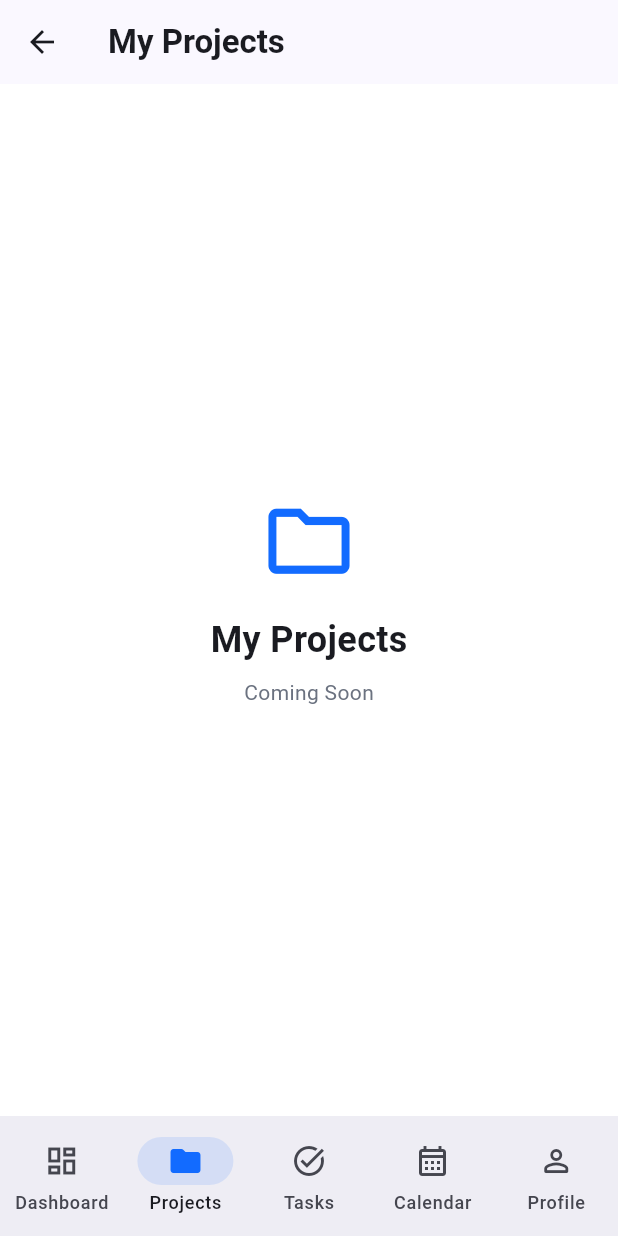
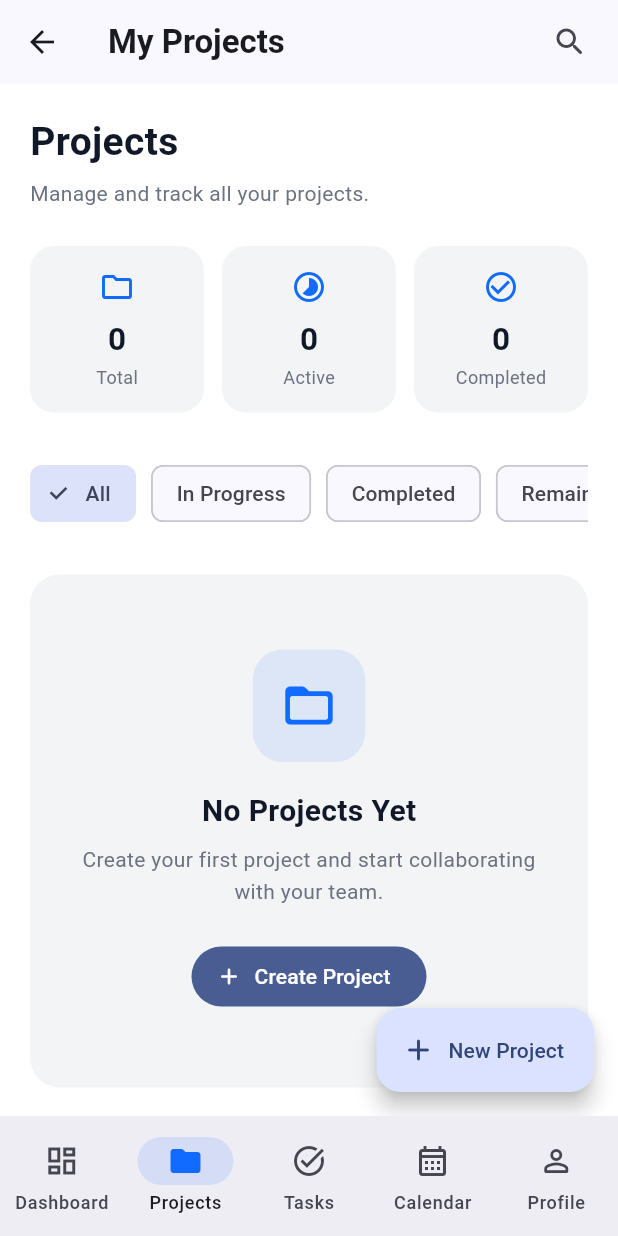
Before and after one commit to faraaz-ahmmed/projexa, a Flutter app: the MainNavigationScreen screen opened by its route, item 2 of the bottom bar chosen, on a phone screen of 412 x 824 dp. Run offline on Flutter 3.47's test engine with Material 3 defaults, Android fonts, the phone set to English and light mode, and no system bars; our stand-ins replace cloud_firestore, firebase_auth, firebase_core; accounts and stored records are empty.

Commit message:
my project screen

```diff
--- a/lib/views/main/main_navigation_screen.dart
+++ b/lib/views/main/main_navigation_screen.dart
@@ -2,6 +2,7 @@ import 'package:flutter/material.dart';
 
 import '../../utils/app_colors.dart';
 import '../dashboard/dashboard_screen.dart';
+import '../projects/my_projects_screen.dart';
 
 class MainNavigationScreen extends StatefulWidget {
   const MainNavigationScreen({super.key});
@@ -18,10 +19,7 @@ class _MainNavigationScreenState
   // Pages Start
   final List<Widget> pages = const [
     DashboardScreen(),
-    _ComingSoonPage(
-      icon: Icons.folder_outlined,
-      title: 'My Projects',
-    ),
+    MyProjectsScreen(),
     _ComingSoonPage(
       icon: Icons.task_alt_outlined,
       title: 'Tasks',
@@ -133,6 +131,7 @@ class _ComingSoonPage extends StatelessWidget {
   @override
   Widget build(BuildContext context) {
     return Scaffold(
+      // AppBar Start
       appBar: AppBar(
         title: Text(
           title,
@@ -141,6 +140,9 @@ class _ComingSoonPage extends StatelessWidget {
           ),
         ),
       ),
+      // AppBar End
+
+      // Body Start
       body: Center(
         child: Column(
           mainAxisAlignment: MainAxisAlignment.center,
@@ -168,6 +170,7 @@ class _ComingSoonPage extends StatelessWidget {
           ],
         ),
       ),
+      // Body End
     );
   }
 }
--- /dev/null
+++ b/lib/views/projects/my_projects_screen.dart
@@ -0,0 +1,301 @@
+import 'package:flutter/material.dart';
+
+import '../../utils/app_colors.dart';
+
+class MyProjectsScreen extends StatelessWidget {
+  const MyProjectsScreen({super.key});
+
+  @override
+  Widget build(BuildContext context) {
+    return Scaffold(
+      // AppBar Start
+      appBar: AppBar(
+        title: const Text(
+          'My Projects',
+          style: TextStyle(
+            fontWeight: FontWeight.bold,
+          ),
+        ),
+        actions: [
+          IconButton(
+            onPressed: () {},
+            tooltip: 'Search',
+            icon: const Icon(
+              Icons.search_rounded,
+            ),
+          ),
+          const SizedBox(width: 8),
+        ],
+      ),
+      // AppBar End
+
+      // Body Start
+      body: SafeArea(
+        child: Center(
+          child: ConstrainedBox(
+            constraints: const BoxConstraints(
+              maxWidth: 900,
+            ),
+            child: SingleChildScrollView(
+              padding: const EdgeInsets.all(20),
+              child: Column(
+                crossAxisAlignment: CrossAxisAlignment.start,
+                children: [
+                  // Header Start
+                  const Text(
+                    'Projects',
+                    style: TextStyle(
+                      fontSize: 26,
+                      fontWeight: FontWeight.bold,
+                      color: AppColors.black,
+                    ),
+                  ),
+
+                  const SizedBox(height: 6),
+
+                  const Text(
+                    'Manage and track all your projects.',
+                    style: TextStyle(
+                      fontSize: 14,
+                      color: AppColors.grey,
+                    ),
+                  ),
+                  // Header End
+
+                  const SizedBox(height: 25),
+
+                  // Project Summary Start
+                  Row(
+                    children: [
+                      Expanded(
+                        child: _ProjectInfoCard(
+                          title: 'Total',
+                          value: '0',
+                          icon: Icons.folder_outlined,
+                        ),
+                      ),
+                      const SizedBox(width: 12),
+                      Expanded(
+                        child: _ProjectInfoCard(
+                          title: 'Active',
+                          value: '0',
+                          icon: Icons.timelapse_rounded,
+                        ),
+                      ),
+                      const SizedBox(width: 12),
+                      Expanded(
+                        child: _ProjectInfoCard(
+                          title: 'Completed',
+                          value: '0',
+                          icon: Icons.check_circle_outline,
+                        ),
+                      ),
+                    ],
+                  ),
+                  // Project Summary End
+
+                  const SizedBox(height: 30),
+
+                  // Filter Start
+                  SingleChildScrollView(
+                    scrollDirection: Axis.horizontal,
+                    child: Row(
+                      children: [
+                        _FilterButton(
+                          title: 'All',
+                          selected: true,
+                          onTap: () {},
+                        ),
+                        const SizedBox(width: 10),
+                        _FilterButton(
+                          title: 'In Progress',
+                          selected: false,
+                          onTap: () {},
+                        ),
+                        const SizedBox(width: 10),
+                        _FilterButton(
+                          title: 'Completed',
+                          selected: false,
+                          onTap: () {},
+                        ),
+                        const SizedBox(width: 10),
+                        _FilterButton(
+                          title: 'Remaining',
+                          selected: false,
+                          onTap: () {},
+                        ),
+                      ],
+                    ),
+                  ),
+                  // Filter End
+
+                  const SizedBox(height: 30),
+
+                  // Empty Projects Start
+                  Container(
+                    width: double.infinity,
+                    padding: const EdgeInsets.symmetric(
+                      horizontal: 25,
+                      vertical: 50,
+                    ),
+                    decoration: BoxDecoration(
+                      color: AppColors.lightGrey,
+                      borderRadius: BorderRadius.circular(20),
+                    ),
+                    child: Column(
+                      children: [
+                        Container(
+                          width: 75,
+                          height: 75,
+                          decoration: BoxDecoration(
+                            color: AppColors.primary.withValues(
+                              alpha: 0.10,
+                            ),
+                            borderRadius: BorderRadius.circular(20),
+                          ),
+                          child: const Icon(
+                            Icons.folder_open_rounded,
+                            size: 38,
+                            color: AppColors.primary,
+                          ),
+                        ),
+
+                        const SizedBox(height: 18),
+
+                        const Text(
+                          'No Projects Yet',
+                          style: TextStyle(
+                            fontSize: 20,
+                            fontWeight: FontWeight.bold,
+                            color: AppColors.black,
+                          ),
+                        ),
+
+                        const SizedBox(height: 8),
+
+                        const Text(
+                          'Create your first project and start collaborating with your team.',
+                          textAlign: TextAlign.center,
+                          style: TextStyle(
+                            fontSize: 14,
+                            height: 1.5,
+                            color: AppColors.grey,
+                          ),
+                        ),
+
+                        const SizedBox(height: 22),
+
+                        FilledButton.icon(
+                          onPressed: () {},
+                          icon: const Icon(
+                            Icons.add_rounded,
+                          ),
+                          label: const Text(
+                            'Create Project',
+                          ),
+                        ),
+                      ],
+                    ),
+                  ),
+                  // Empty Projects End
+
+                  const SizedBox(height: 100),
+                ],
+              ),
+            ),
+          ),
+        ),
+      ),
+      // Body End
+
+      // Floating Button Start
+      floatingActionButton: FloatingActionButton.extended(
+        onPressed: () {},
+        icon: const Icon(
+          Icons.add_rounded,
+        ),
+        label: const Text(
+          'New Project',
+        ),
+      ),
+      // Floating Button End
+    );
+  }
+}
+
+// Project Info Card Start
+class _ProjectInfoCard extends StatelessWidget {
+  final String title;
+  final String value;
+  final IconData icon;
+
+  const _ProjectInfoCard({
+    required this.title,
+    required this.value,
+    required this.icon,
+  });
+
+  @override
+  Widget build(BuildContext context) {
+    return Container(
+      padding: const EdgeInsets.all(15),
+      decoration: BoxDecoration(
+        color: AppColors.lightGrey,
+        borderRadius: BorderRadius.circular(16),
+      ),
+      child: Column(
+        children: [
+          Icon(
+            icon,
+            color: AppColors.primary,
+          ),
+          const SizedBox(height: 8),
+          Text(
+            value,
+            style: const TextStyle(
+              fontSize: 21,
+              fontWeight: FontWeight.bold,
+              color: AppColors.black,
+            ),
+          ),
+          const SizedBox(height: 2),
+          Text(
+            title,
+            maxLines: 1,
+            overflow: TextOverflow.ellipsis,
+            style: const TextStyle(
+              fontSize: 12,
+              color: AppColors.grey,
+            ),
+          ),
+        ],
+      ),
+    );
+  }
+}
+// Project Info Card End
+
+// Filter Button Start
+class _FilterButton extends StatelessWidget {
+  final String title;
+  final bool selected;
+  final VoidCallback onTap;
+
+  const _FilterButton({
+    required this.title,
+    required this.selected,
+    required this.onTap,
+  });
+
+  @override
+  Widget build(BuildContext context) {
+    return ChoiceChip(
+      label: Text(title),
+      selected: selected,
+      onSelected: (_) {
+        onTap();
+      },
+    );
+  }
+}
+// Filter Button End
```
